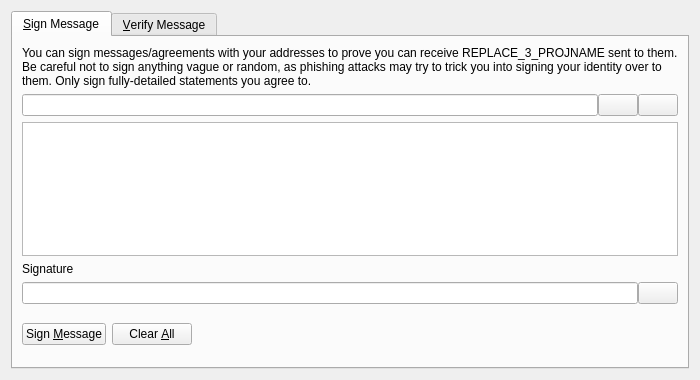
Old version of the form src/qt/forms/signverifymessagedialog.ui in the repository arruah/ensocoin.
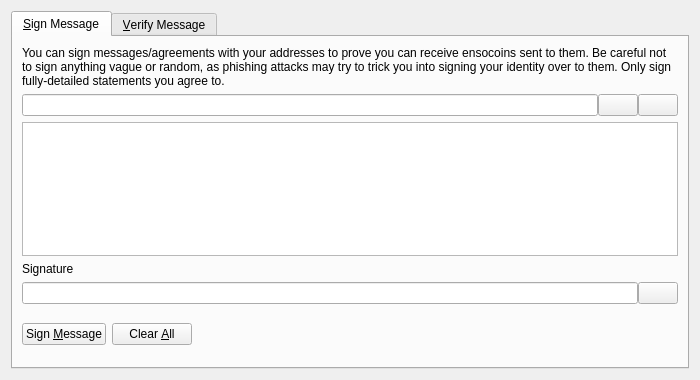
New version of the form. Icons and pictures are not drawn. Custom widgets are drawn as their Qt base class.

Commit message: Replaced texts for Ensocoin

Diff of the .ui file:
```diff
--- a/src/qt/forms/signverifymessagedialog.ui
+++ b/src/qt/forms/signverifymessagedialog.ui
@@ -30,7 +30,7 @@
        <item>
         <widget class="QLabel" name="infoLabel_SM">
          <property name="text">
-          <string>You can sign messages/agreements with your addresses to prove you can receive REPLACE_3_PROJNAME sent to them. Be careful not to sign anything vague or random, as phishing attacks may try to trick you into signing your identity over to them. Only sign fully-detailed statements you agree to.</string>
+          <string>You can sign messages/agreements with your addresses to prove you can receive ensocoins sent to them. Be careful not to sign anything vague or random, as phishing attacks may try to trick you into signing your identity over to them. Only sign fully-detailed statements you agree to.</string>
          </property>
          <property name="textFormat">
           <enum>Qt::PlainText</enum>
```
The commit also changes 538 other files.
